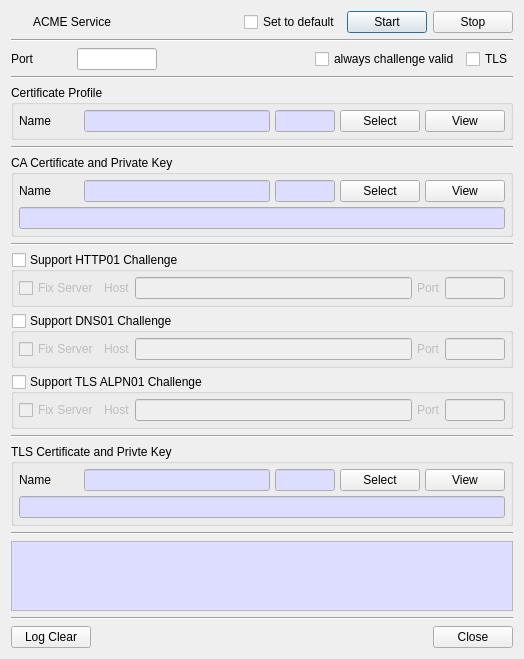
jykim74/CertMan, file CertMan/acme_service_dlg.ui: the form before one commit.
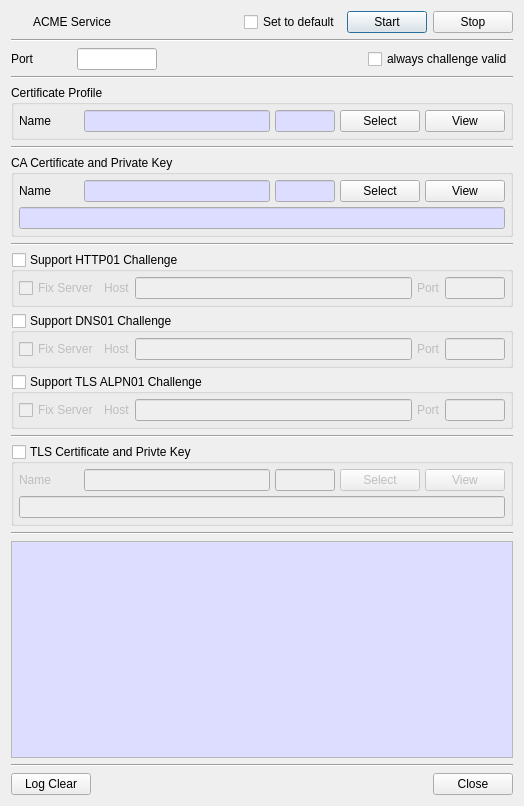
The form after the commit. Icons and pictures are not drawn.

What changed in the file:
```diff
--- a/CertMan/acme_service_dlg.ui
+++ b/CertMan/acme_service_dlg.ui
@@ -7,7 +7,7 @@
     <x>0</x>
     <y>0</y>
     <width>524</width>
-    <height>654</height>
+    <height>806</height>
    </rect>
   </property>
   <property name="windowTitle">
@@ -88,13 +88,6 @@
    </item>
    <item>
     <layout class="QGridLayout" name="gridLayout_6">
-     <item row="0" column="4">
-      <widget class="QCheckBox" name="mTLSCheck">
-       <property name="text">
-        <string>TLS</string>
-       </property>
-      </widget>
-     </item>
      <item row="0" column="2">
       <spacer name="horizontalSpacer_3">
        <property name="orientation">
@@ -687,6 +680,12 @@
      <property name="title">
       <string>TLS Certificate and Privte Key</string>
      </property>
+     <property name="checkable">
+      <bool>true</bool>
+     </property>
+     <property name="checked">
+      <bool>false</bool>
+     </property>
      <layout class="QVBoxLayout" name="verticalLayout_4">
       <property name="spacing">
        <number>5</number>
```
Left out of the diff: 26 changed lines with no effect on the pictures.
